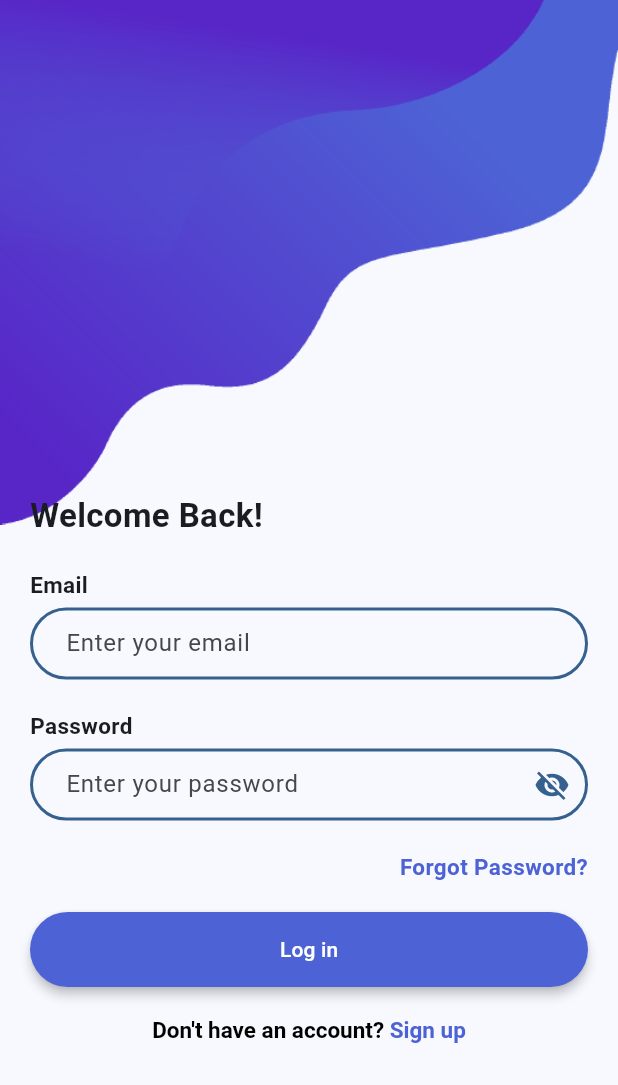
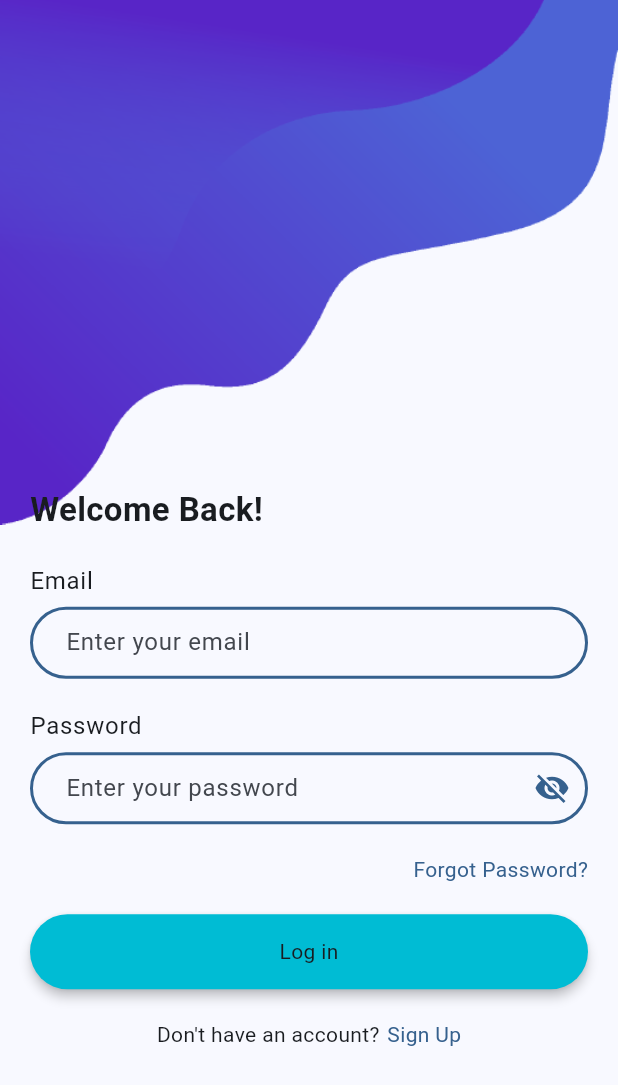
Before and after one commit to ashutosh-rai-78/Flutter-Chat-App-UI, a Flutter app: the screen it shows after launch, on a phone screen of 412 x 824 dp. Shown: the top 1085 px of the screen. Run offline on Flutter 3.47's test engine with Material 2 defaults, Android fonts, the phone set to English and light mode, and no system bars; our stand-ins replace firebase_auth, firebase_core, firebase_database, get_it; accounts and stored records are empty.

Commit message:
Login Screen UI improved

```diff
--- a/lib/ui/screens/chat_screen.dart
+++ b/lib/ui/screens/chat_screen.dart
@@ -7,6 +7,7 @@ import 'package:flutter_chat_app_ui/firebase/auth.dart';
 import 'package:flutter_chat_app_ui/models/rt_db_model.dart';
 import 'package:flutter_chat_app_ui/ui/screens/login_screen.dart';
 import 'package:flutter_chat_app_ui/ui/widgets/auth_text_field.dart';
+import 'package:intl/intl.dart';
 
 class ChatScreen extends StatefulWidget {
   const ChatScreen({Key? key}) : super(key: key);
@@ -21,6 +22,7 @@ class _ChatScreenState extends State<ChatScreen> {
   final List<RTModel> list = [];
   late StreamSubscription scrip;
   late TextEditingController controller;
+  final DateFormat formatter = DateFormat('dd-MM-yyyy hh:mm a');
 
   @override
   void initState() {
@@ -93,7 +95,7 @@ class _ChatScreenState extends State<ChatScreen> {
                         Align(
                           alignment: Alignment.centerRight,
                           child: Text(
-                            item.timestamp.toString(),
+                            formatter.format(DateTime.fromMillisecondsSinceEpoch(item.timestamp)),
                             style: Theme.of(context).textTheme.caption,
                           ),
                         ),
@@ -136,7 +138,7 @@ class _ChatScreenState extends State<ChatScreen> {
                       Align(
                         alignment: Alignment.centerRight,
                         child: Text(
-                          item.timestamp.toString(),
+                          formatter.format(DateTime.fromMillisecondsSinceEpoch(item.timestamp)),
                           style: Theme.of(context).textTheme.caption,
                         ),
                       ),
--- a/lib/ui/screens/login_screen.dart
+++ b/lib/ui/screens/login_screen.dart
@@ -3,6 +3,7 @@ import 'package:flutter_chat_app_ui/di/get_it.dart';
 import 'package:flutter_chat_app_ui/firebase/auth.dart';
 import 'package:flutter_chat_app_ui/ui/screens/chat_screen.dart';
 import 'package:flutter_chat_app_ui/ui/screens/contact_list_screen.dart';
+import 'package:flutter_chat_app_ui/ui/screens/signup_screen.dart';
 import 'package:flutter_chat_app_ui/ui/widgets/auth_text_field.dart';
 
 class LoginScreen extends StatefulWidget {
@@ -99,9 +100,9 @@ class __LoginFromState extends State<_LoginFrom> {
             ),
             const SizedBox(height: 20),
             // -------------------- EMAIL -------------------------------------------
-            const Text(
+            Text(
               "Email",
-              style: TextStyle(fontSize: 15, fontWeight: FontWeight.bold),
+              style: Theme.of(context).textTheme.bodyText1,
             ),
             const SizedBox(height: 5),
             AuthTextField(
@@ -118,9 +119,9 @@ class __LoginFromState extends State<_LoginFrom> {
 
             const SizedBox(height: 20),
             // -------------------- PASSWORD -----------------------------------------
-            const Text(
+            Text(
               "Password",
-              style: TextStyle(fontSize: 15, fontWeight: FontWeight.bold),
+                style: Theme.of(context).textTheme.bodyText1,
             ),
             const SizedBox(height: 5),
             AuthTextField(
@@ -135,21 +136,20 @@ class __LoginFromState extends State<_LoginFrom> {
                 }),
             const SizedBox(height: 20),
             // -------------------- FORGET PASSWORD ----------------------------------
-            const Align(
+            Align(
                 alignment: Alignment.topRight,
                 child: Text(
                   "Forgot Password?",
-                  style: TextStyle(
-                      fontSize: 15,
-                      fontWeight: FontWeight.bold,
-                      color: Color(0xff4D63D5)),
+                  style: Theme.of(context).textTheme.bodyText2?.copyWith(
+                      color: Theme.of(context).colorScheme.primary
+                  ),
                 )),
             const SizedBox(height: 20),
             // -------------------- LOGIN BUTTON ---------------------------------------
             ElevatedButton(
                 // ignore: prefer_const_constructors
                 style: ElevatedButton.styleFrom(
-                  backgroundColor: Color(0xff4D63D5),
+                  backgroundColor: Colors.cyan,
                   elevation: 3,
                   minimumSize: const Size(double.infinity, 50),
                   padding: const EdgeInsets.symmetric(horizontal: 16),
@@ -172,32 +172,31 @@ class __LoginFromState extends State<_LoginFrom> {
                         .showSnackBar(SnackBar(content: Text(code)));
                   }
                 },
-                child: const Text(
+                child: Text(
                   "Log in",
-                  style: TextStyle(color: Colors.white),
+                  style:Theme.of(context).textTheme.bodyText2,
                 )),
             const SizedBox(height: 20),
-            Align(
-              alignment: Alignment.center,
-              child: RichText(
-                text: const TextSpan(
-                  text: "Don't have an account?",
-                  style: TextStyle(
-                    color: Colors.black,
-                    fontWeight: FontWeight.bold,
-                    fontSize: 15,
-                  ),
-                  /*defining default style is optional */
-                  children: <TextSpan>[
-                    TextSpan(
-                        text: ' Sign up',
-                        style: TextStyle(
-                            color: Color(0xff4D63D5),
-                            fontWeight: FontWeight.bold)),
-                  ],
-                ),
+            InkWell(
+               onTap: (){
+                 Navigator.pushReplacement(
+                   context,
+                   MaterialPageRoute(
+                       builder: (context) => const SignUpScreen()),
+                 );
+               },
+              child: Row(
+                mainAxisAlignment: MainAxisAlignment.center,
+                children: [
+                  Text("Don't have an account?", style: Theme.of(context).textTheme.bodyText2,),
+                  SizedBox(width: 5,),
+                  Text("Sign Up",style: Theme.of(context).textTheme.bodyText2?.copyWith(
+                    color: Theme.of(context).colorScheme.primary
+                  )),
+                ],
               ),
-            ),
+            )
+
           ],
         ),
       ),
--- a/pubspec.yaml
+++ b/pubspec.yaml
@@ -40,6 +40,7 @@ dependencies:
   firebase_auth: ^4.0.1
   firebase_database: ^10.0.1
   get_it: ^7.2.0
+  intl: ^0.17.0
 
 
 dev_dependencies:
```
Also changed, not shown: lib/ui/screens/signup_screen.dart (added, +48 -0 lines), pubspec.lock.
